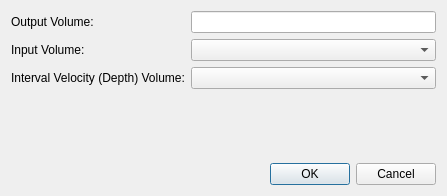
Qt form ProzessUI/volumetdconversiondialog.ui (fsoos74/su) before a commit.
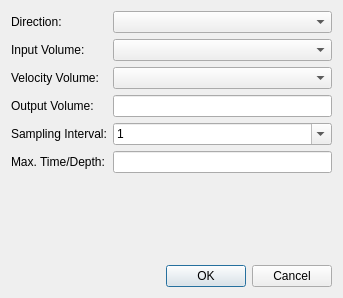
The same form after that commit.

Commit message: volume time depth, depth time conversion

The edit to the form file:
```diff
--- a/ProzessUI/volumetdconversiondialog.ui
+++ b/ProzessUI/volumetdconversiondialog.ui
@@ -6,8 +6,8 @@
    <rect>
     <x>0</x>
     <y>0</y>
-    <width>447</width>
-    <height>196</height>
+    <width>343</width>
+    <height>298</height>
    </rect>
   </property>
   <property name="windowTitle">
@@ -16,28 +16,24 @@
   <layout class="QVBoxLayout" name="verticalLayout">
    <item>
     <layout class="QGridLayout" name="gridLayout">
-     <item row="2" column="0">
+     <item row="0" column="0">
+      <widget class="QLabel" name="label">
+       <property name="text">
+        <string>Direction:</string>
+       </property>
+      </widget>
+     </item>
+     <item row="0" column="1">
+      <widget class="QComboBox" name="cbDirection"/>
+     </item>
+     <item row="1" column="0">
       <widget class="QLabel" name="label_5">
        <property name="text">
         <string>Input Volume:</string>
        </property>
       </widget>
      </item>
-     <item row="3" column="0">
-      <widget class="QLabel" name="label_6">
-       <property name="text">
-        <string>Interval Velocity (Depth) Volume:</string>
-       </property>
-      </widget>
-     </item>
-     <item row="0" column="0">
-      <widget class="QLabel" name="label_2">
-       <property name="text">
-        <string>Output Volume:</string>
-       </property>
-      </widget>
-     </item>
-     <item row="2" column="2">
+     <item row="1" column="1">
       <widget class="QComboBox" name="cbInput">
        <property name="minimumSize">
         <size>
@@ -47,16 +43,79 @@
        </property>
       </widget>
      </item>
-     <item row="3" column="2">
+     <item row="2" column="0">
+      <widget class="QLabel" name="label_6">
+       <property name="text">
+        <string>Velocity Volume:</string>
+       </property>
+      </widget>
+     </item>
+     <item row="2" column="1">
       <widget class="QComboBox" name="cbVelocity">
        <property name="enabled">
         <bool>true</bool>
        </property>
       </widget>
      </item>
-     <item row="0" column="2">
+     <item row="3" column="0">
+      <widget class="QLabel" name="label_2">
+       <property name="text">
+        <string>Output Volume:</string>
+       </property>
+      </widget>
+     </item>
+     <item row="3" column="1">
       <widget class="QLineEdit" name="leOutput"/>
      </item>
+     <item row="4" column="0">
+      <widget class="QLabel" name="label_3">
+       <property name="text">
+        <string>Sampling Interval:</string>
+       </property>
+      </widget>
+     </item>
+     <item row="4" column="1">
+      <widget class="QComboBox" name="cbSampling">
+       <property name="editable">
+        <bool>true</bool>
+       </property>
+       <item>
+        <property name="text">
+         <string>1</string>
+        </property>
+       </item>
+       <item>
+        <property name="text">
+         <string>2</string>
+        </property>
+       </item>
+       <item>
+        <property name="text">
+         <string>4</string>
+        </property>
+       </item>
+       <item>
+        <property name="text">
+         <string>5</string>
+        </property>
+       </item>
+       <item>
+        <property name="text">
+         <string>10</string>
+        </property>
+       </item>
+      </widget>
+     </item>
+     <item row="5" column="0">
+      <widget class="QLabel" name="label_4">
+       <property name="text">
+        <string>Max. Time/Depth:</string>
+       </property>
+      </widget>
+     </item>
+     <item row="5" column="1">
+      <widget class="QLineEdit" name="leMax"/>
+     </item>
     </layout>
    </item>
    <item>
```
The commit also changes 4 other files.
